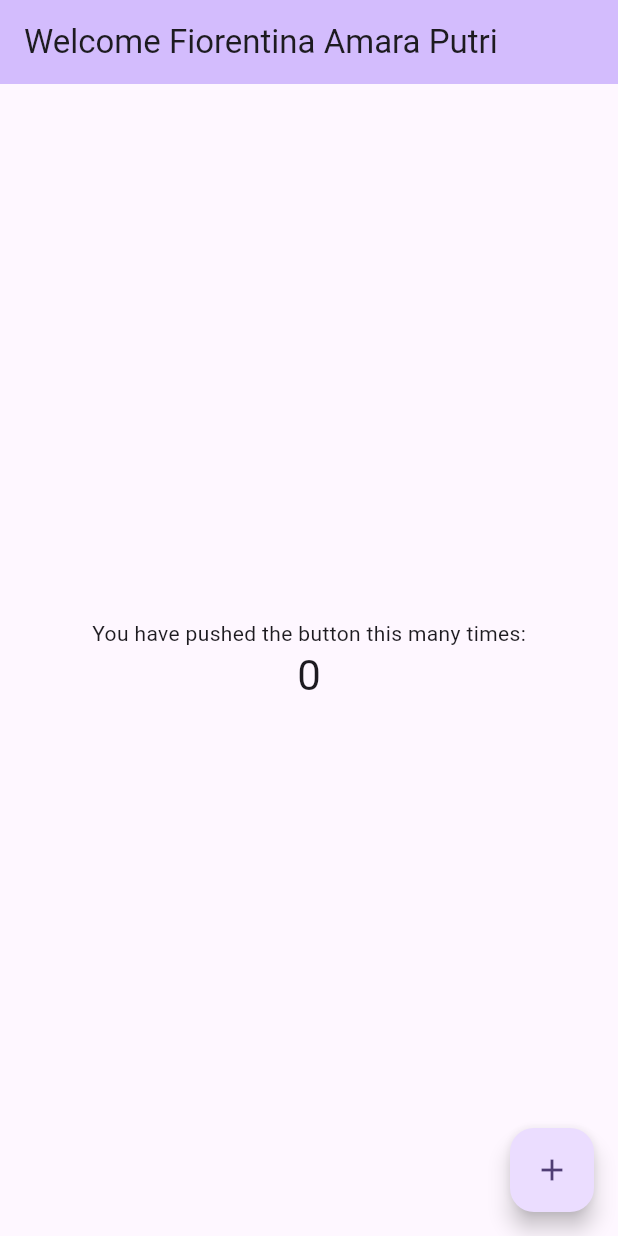
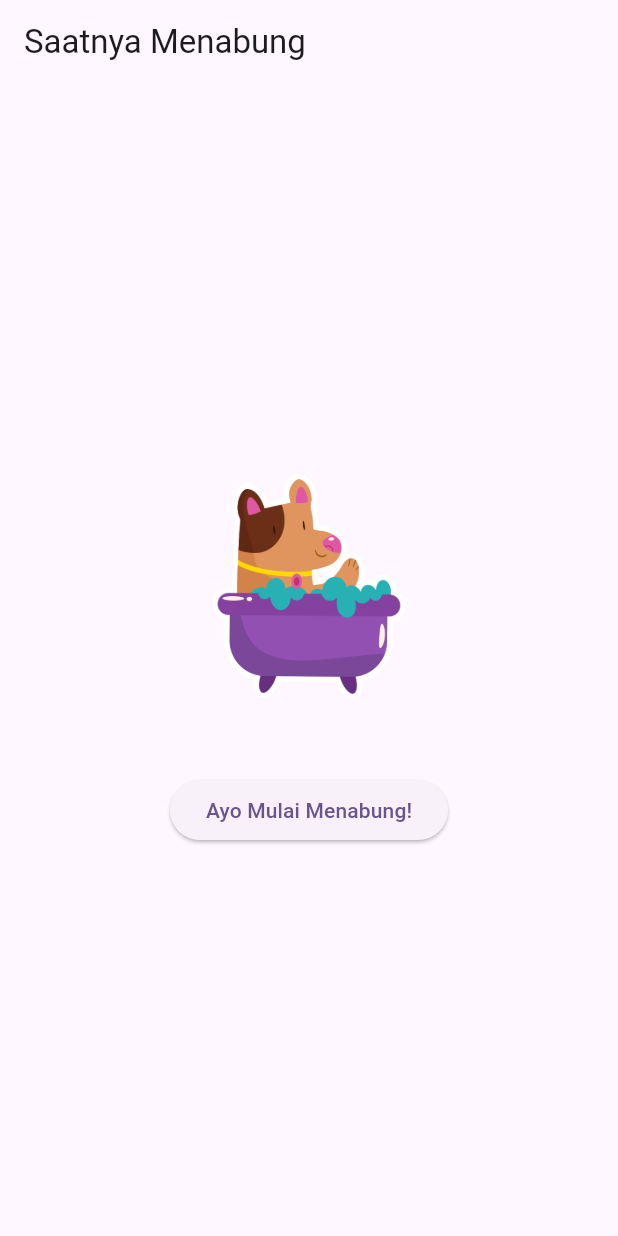
Before and after one commit to applepiren/prak-mobilelanjutt-2377051007, a Flutter app: the screen it shows after launch, on a phone screen of 412 x 824 dp. Run offline on Flutter 3.47's test engine with Material 3 defaults, Android fonts, the phone set to English and light mode, and no system bars.

Commit message:
pertemuan 3:Basic Wedget

```diff
--- /dev/null
+++ b/lib/basic_widget.dart
@@ -0,0 +1,25 @@
+import 'package:flutter/material.dart';
+
+class RowWidget extends StatelessWidget {
+  const RowWidget({super.key});
+
+  @override
+  Widget build(BuildContext context) {
+    return Scaffold(
+      appBar: AppBar(title: const Text('Saatnya Menabung')),
+      body: Center(
+        child: Column(
+          mainAxisAlignment: MainAxisAlignment.center,
+          children: [
+            Image.asset('assets/images/bath.png', width: 150, height: 150),
+            const SizedBox(height: 50),
+            ElevatedButton(
+              onPressed: () {},
+              child: const Text('Ayo Mulai Menabung!'),
+            ),
+          ],
+        ),
+      ),
+    );
+  }
+}
--- a/lib/main.dart
+++ b/lib/main.dart
@@ -1,122 +1,23 @@
 import 'package:flutter/material.dart';
-
+// import 'package:myapp/column_widget.dart';
+import 'package:myapp/basic_widget.dart';
 void main() {
   runApp(const MyApp());
 }
-
 class MyApp extends StatelessWidget {
   const MyApp({super.key});
+  @override
 
-  // This widget is the root of your application.
-  @override
   Widget build(BuildContext context) {
     return MaterialApp(
-      title: 'Flutter Demo',
+      title: 'Praktikum Mobile Lanjut',
       theme: ThemeData(
-        // This is the theme of your application.
-        //
-        // TRY THIS: Try running your application with "flutter run". You'll see
-        // the application has a purple toolbar. Then, without quitting the app,
-        // try changing the seedColor in the colorScheme below to Colors.green
-        // and then invoke "hot reload" (save your changes or press the "hot
-        // reload" button in a Flutter-supported IDE, or press "r" if you used
-        // the command line to start the app).
-        //
-        // Notice that the counter didn't reset back to zero; the application
-        // state is not lost during the reload. To reset the state, use hot
-        // restart instead.
-        //
-        // This works for code too, not just values: Most code changes can be
-        // tested with just a hot reload.
         colorScheme: ColorScheme.fromSeed(seedColor: Colors.deepPurple),
+        useMaterial3: true,
       ),
-      home: const MyHomePage(title: 'Welcome Fiorentina Amara Putri'),
+      home: const RowWidget(),
     );
-  }
-}
 
-class MyHomePage extends StatefulWidget {
-  const MyHomePage({super.key, required this.title});
-
-  // This widget is the home page of your application. It is stateful, meaning
-  // that it has a State object (defined below) that contains fields that affect
-  // how it looks.
-
-  // This class is the configuration for the state. It holds the values (in this
-  // case the title) provided by the parent (in this case the App widget) and
-  // used by the build method of the State. Fields in a Widget subclass are
-  // always marked "final".
-
-  final String title;
-
-  @override
-  State<MyHomePage> createState() => _MyHomePageState();
-}
-
-class _MyHomePageState extends State<MyHomePage> {
-  int _counter = 0;
-
-  void _incrementCounter() {
-    setState(() {
-      // This call to setState tells the Flutter framework that something has
-      // changed in this State, which causes it to rerun the build method below
-      // so that the display can reflect the updated values. If we changed
-      // _counter without calling setState(), then the build method would not be
-      // called again, and so nothing would appear to happen.
-      _counter++;
-    });
   }
 
-  @override
-  Widget build(BuildContext context) {
-    // This method is rerun every time setState is called, for instance as done
-    // by the _incrementCounter method above.
-    //
-    // The Flutter framework has been optimized to make rerunning build methods
-    // fast, so that you can just rebuild anything that needs updating rather
-    // than having to individually change instances of widgets.
-    return Scaffold(
-      appBar: AppBar(
-        // TRY THIS: Try changing the color here to a specific color (to
-        // Colors.amber, perhaps?) and trigger a hot reload to see the AppBar
-        // change color while the other colors stay the same.
-        backgroundColor: Theme.of(context).colorScheme.inversePrimary,
-        // Here we take the value from the MyHomePage object that was created by
-        // the App.build method, and use it to set our appbar title.
-        title: Text(widget.title),
-      ),
-      body: Center(
-        // Center is a layout widget. It takes a single child and positions it
-        // in the middle of the parent.
-        child: Column(
-          // Column is also a layout widget. It takes a list of children and
-          // arranges them vertically. By default, it sizes itself to fit its
-          // children horizontally, and tries to be as tall as its parent.
-          //
-          // Column has various properties to control how it sizes itself and
-          // how it positions its children. Here we use mainAxisAlignment to
-          // center the children vertically; the main axis here is the vertical
-          // axis because Columns are vertical (the cross axis would be
-          // horizontal).
-          //
-          // TRY THIS: Invoke "debug painting" (choose the "Toggle Debug Paint"
-          // action in the IDE, or press "p" in the console), to see the
-          // wireframe for each widget.
-          mainAxisAlignment: MainAxisAlignment.center,
-          children: <Widget>[
-            const Text('You have pushed the button this many times:'),
-            Text(
-              '$_counter',
-              style: Theme.of(context).textTheme.headlineMedium,
-            ),
-          ],
-        ),
-      ),
-      floatingActionButton: FloatingActionButton(
-        onPressed: _incrementCounter,
-        tooltip: 'Increment',
-        child: const Icon(Icons.add),
-      ), // This trailing comma makes auto-formatting nicer for build methods.
-    );
-  }
 }
--- /dev/null
+++ b/lib/row_widget.dart
@@ -0,0 +1,20 @@
+import 'package:flutter/material.dart';
+
+class RowWidget extends StatelessWidget {
+  const RowWidget({Key? key}) : super(key: key);
+
+  @override
+  Widget build(BuildContext context) {
+    return Scaffold(
+      appBar: AppBar(title: const Text('Widget Row')),
+      body: Row(
+        children: [
+          Text('Ilmu Komputer '),
+          Text('FMIPA'),
+          Text('Universitas Lampung'),
+          Text('2025 '),
+        ],
+      ),
+    );
+  }
+}
--- a/pubspec.yaml
+++ b/pubspec.yaml
@@ -58,7 +58,8 @@ flutter:
   uses-material-design: true
 
   # To add assets to your application, add an assets section, like this:
-  # assets:
+  assets:
+      - assets/images/
   #   - images/a_dot_burr.jpeg
   #   - images/a_dot_ham.jpeg
 
```
Also changed, not shown: lib/column_widget.dart (added, +20 -0 lines), assets/images/bath.png (added).
